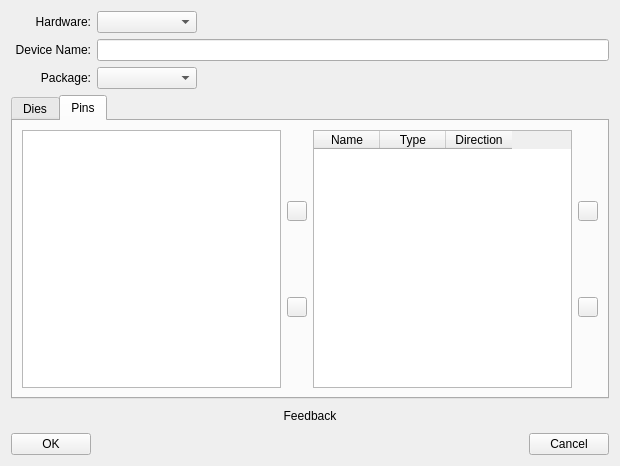
First picture: the form in ATE/spyder/widgets/actions_on/device/NewDeviceWizard.ui, repository Semi-ATE/Semi-ATE, before the edit.
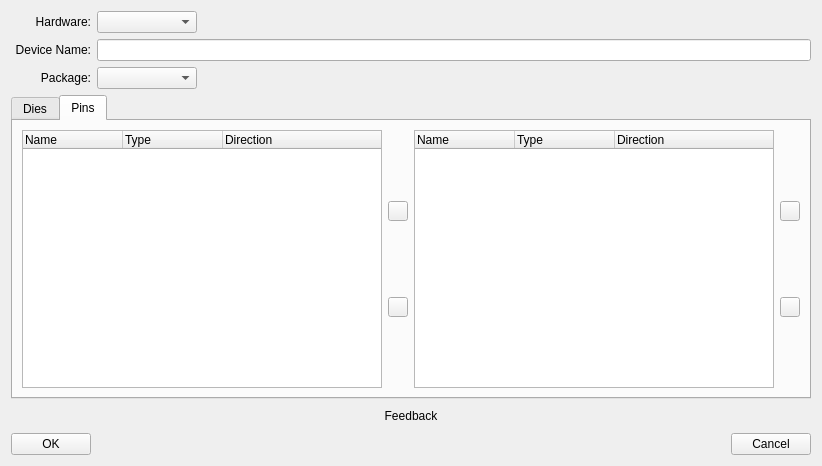
Second picture: the form after the edit. The open tabs and pages were chosen to show the change.

What changed in the file:
```diff
--- a/ATE/spyder/widgets/actions_on/device/NewDeviceWizard.ui
+++ b/ATE/spyder/widgets/actions_on/device/NewDeviceWizard.ui
@@ -6,7 +6,7 @@
    <rect>
     <x>0</x>
     <y>0</y>
-    <width>620</width>
+    <width>822</width>
     <height>466</height>
    </rect>
   </property>
@@ -24,7 +24,7 @@
   </property>
   <property name="maximumSize">
    <size>
-    <width>620</width>
+    <width>16777215</width>
     <height>16777215</height>
    </size>
   </property>
@@ -412,7 +412,23 @@
          <item row="0" column="0">
           <layout class="QHBoxLayout" name="horizontalLayout_2">
            <item>
-            <widget class="QListWidget" name="listWidget"/>
+            <widget class="QTreeWidget" name="selectedDies">
+             <column>
+              <property name="text">
+               <string>Name</string>
+              </property>
+             </column>
+             <column>
+              <property name="text">
+               <string>Type</string>
+              </property>
+             </column>
+             <column>
+              <property name="text">
+               <string>Direction</string>
+              </property>
+             </column>
+            </widget>
            </item>
            <item>
             <layout class="QVBoxLayout" name="pinAddRemoveLayout">
@@ -496,10 +512,7 @@
             </layout>
            </item>
            <item>
-            <widget class="QTableWidget" name="pinsTable">
-             <attribute name="horizontalHeaderDefaultSectionSize">
-              <number>66</number>
-             </attribute>
+            <widget class="QTreeWidget" name="pinsTable">
              <column>
               <property name="text">
                <string>Name</string>
```
Left out of the diff: 3 changed lines with no effect on the pictures.
